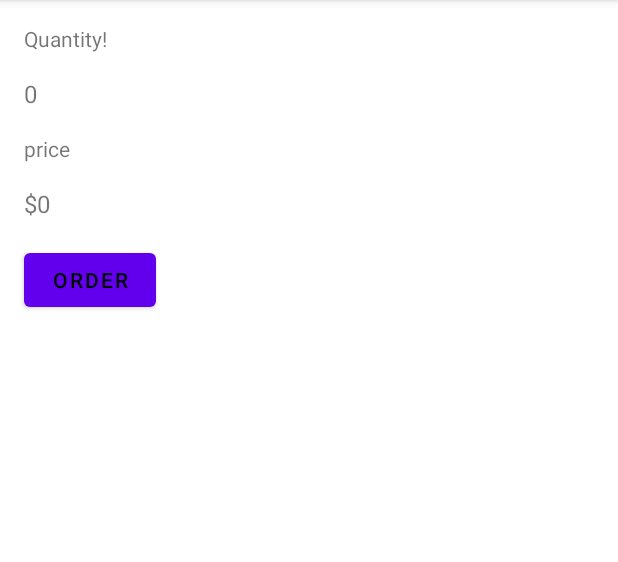
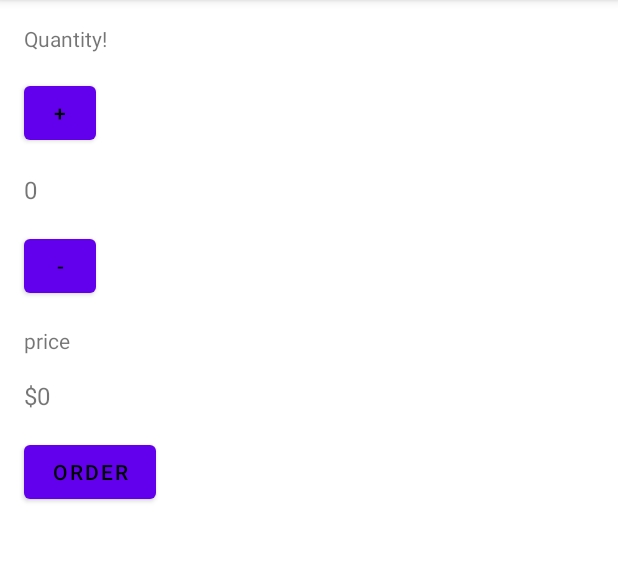
Before and after one commit to ETS-Android2/Android-Application-Development, an Android app: the screen it shows after launch (MainActivity), on a phone screen of 412 x 824 dp, the part 84-646 px from its top. Run offline under Robolectric (Android 15) with nearby library versions, the phone set to English and light mode, and no system bars.

Commit message:
Hook Up Two Buttons

```diff
--- a/Android Basics User Input 2/Making an App Interactive Part 1/app/src/main/java/com/example/justjava/MainActivity.java
+++ b/Android Basics User Input 2/Making an App Interactive Part 1/app/src/main/java/com/example/justjava/MainActivity.java
@@ -35,6 +35,16 @@ public class MainActivity extends AppCompatActivity {
       display(numberOfCoffees);
       displayPrice(numberOfCoffees*5);
     }
+    public void increment(View view)
+    {
+        int quality =3;
+        display(quality);
+    }
+    public void decrement(View view)
+    {
+        int quality =1;
+        display(quality);
+    }
 
     /**
      * This method displays the given quantity value on the screen.
--- a/Android Basics User Input 2/Making an App Interactive Part 1/app/src/main/res/layout/activity_main.xml
+++ b/Android Basics User Input 2/Making an App Interactive Part 1/app/src/main/res/layout/activity_main.xml
@@ -18,6 +18,15 @@
         app:layout_constraintLeft_toLeftOf="parent"
         app:layout_constraintRight_toRightOf="parent"
         app:layout_constraintTop_toTopOf="parent" />
+    <Button
+        android:layout_width="48dp"
+        android:layout_height="48dp"
+        android:layout_marginTop="16dp"
+        android:layout_marginLeft="16dp"
+        android:onClick="increment"
+        android:text="+"
+        android:textColor="@color/black" />
+
     <TextView
         android:layout_width="wrap_content"
         android:layout_height="wrap_content"
@@ -27,6 +36,14 @@
         android:layout_marginLeft="16dp"
         android:textSize="16sp"
         />
+    <Button
+        android:layout_width="48dp"
+        android:layout_height="48dp"
+        android:layout_marginTop="16dp"
+        android:layout_marginLeft="16dp"
+        android:onClick="decrement"
+        android:text="-"
+        android:textColor="@color/black" />
     <TextView
         android:layout_width="wrap_content"
         android:layout_height="wrap_content"
```
